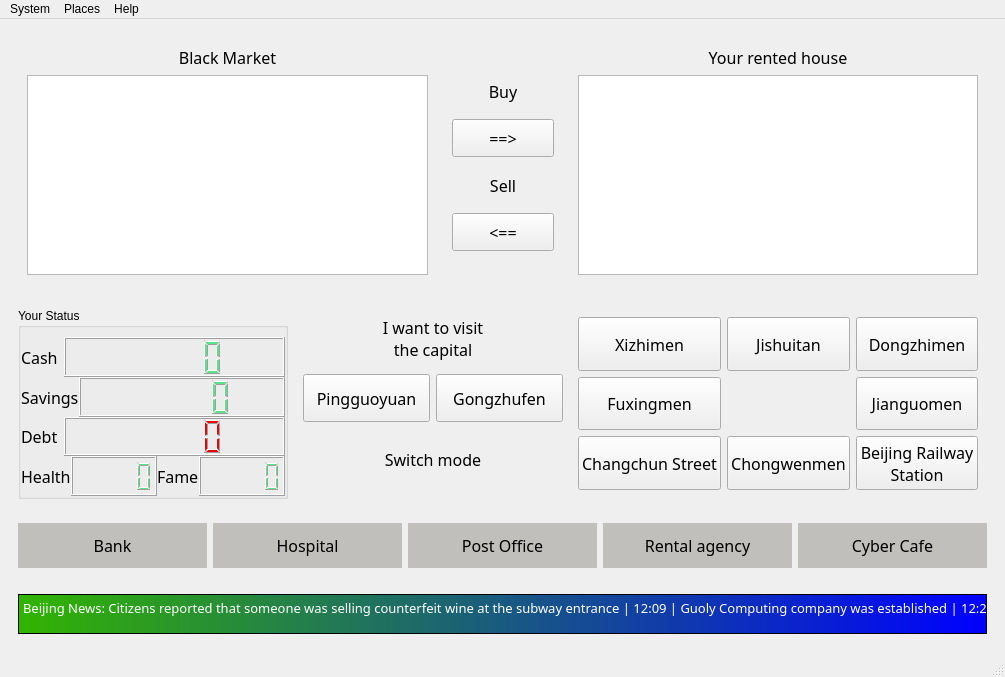
Above: form/main.ui from soda92/beijing_fushengji_rewrite before the change. Below: the same form after it.
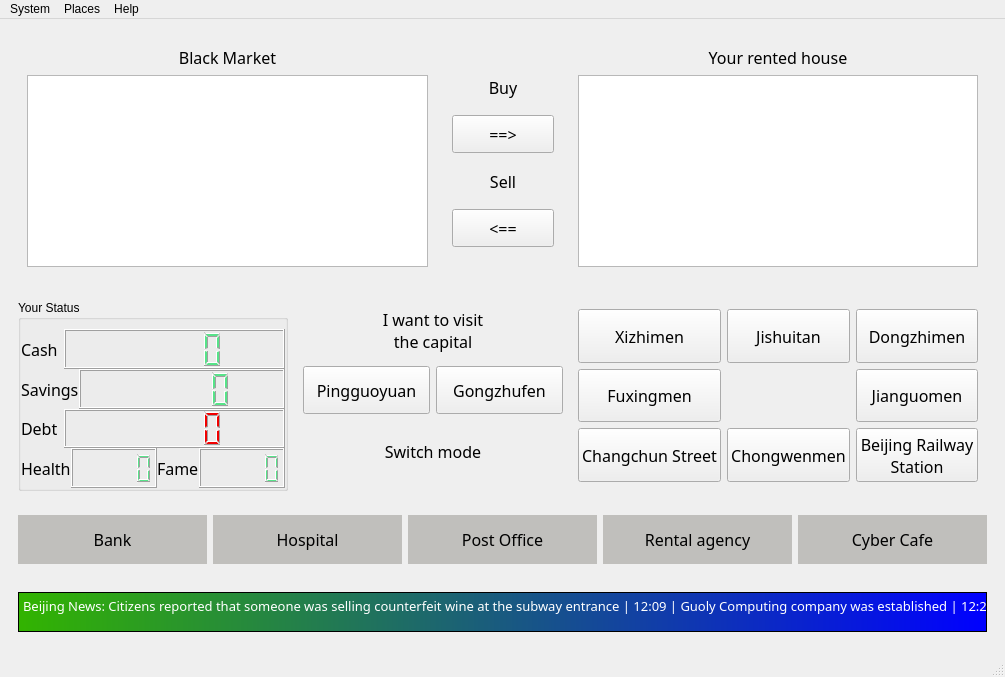
That is the form after the change. Icons and pictures are not drawn.

Commit message: add table view

```diff
--- a/form/main.ui
+++ b/form/main.ui
@@ -14,7 +14,7 @@
    <string>Beijing Life</string>
   </property>
   <property name="styleSheet">
-   <string notr="true">QLabel, QPushButton, QTextBrowser {
+   <string notr="true">QLabel, QPushButton, QTextBrowser, QAction, QMenu, QHeaderView, QStandardItem {
                 font: 12pt MiSans;
 }</string>
   </property>
@@ -37,12 +37,11 @@
            </widget>
           </item>
           <item>
-           <widget class="QListWidget" name="blackMarket">
-            <property name="minimumSize">
-             <size>
-              <width>280</width>
-              <height>200</height>
-             </size>
+           <widget class="QTableView" name="black_market">
+            <property name="styleSheet">
+             <string notr="true">QHeaderView, QStandardItem {
+                font: 12pt MiSans;
+}</string>
             </property>
            </widget>
           </item>
@@ -139,12 +138,11 @@
            </widget>
           </item>
           <item>
-           <widget class="QListWidget" name="yourRoom">
-            <property name="minimumSize">
-             <size>
-              <width>280</width>
-              <height>200</height>
-             </size>
+           <widget class="QTableView" name="my_room">
+            <property name="styleSheet">
+             <string notr="true">QHeaderView, QStandardItem {
+                font: 12pt MiSans;
+}</string>
             </property>
            </widget>
           </item>
```
The commit also changes 8 other files.
